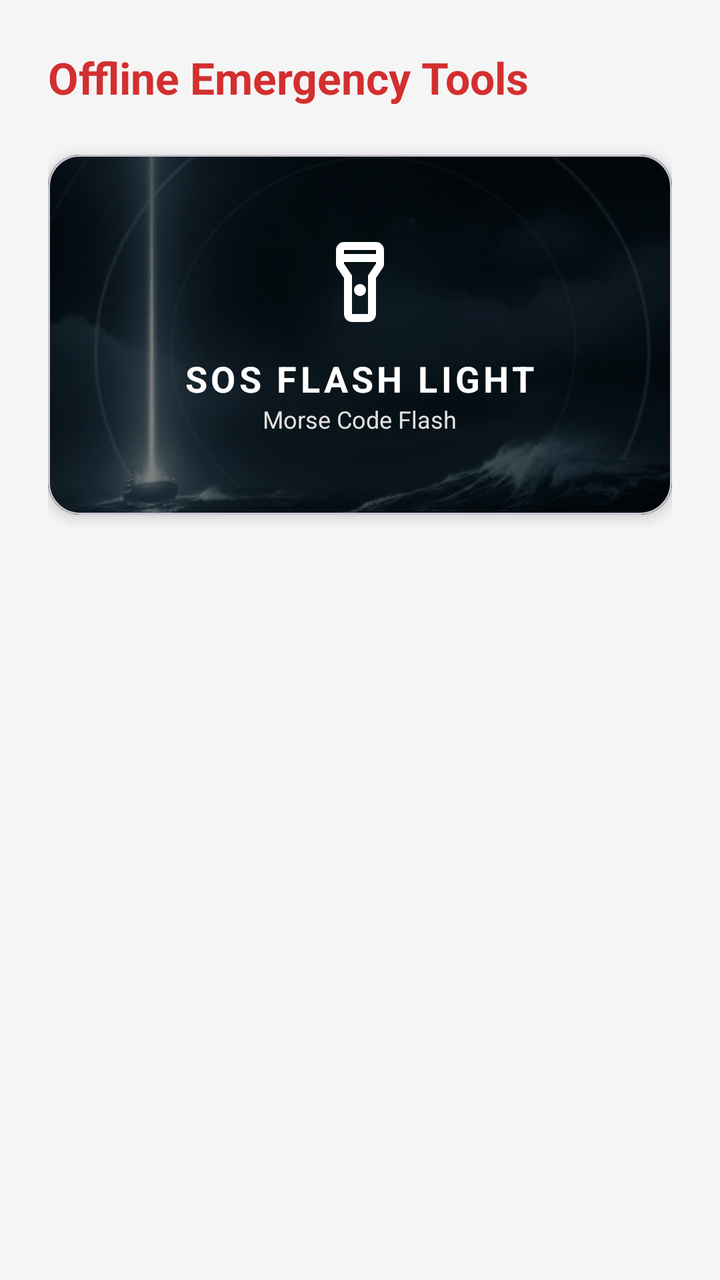
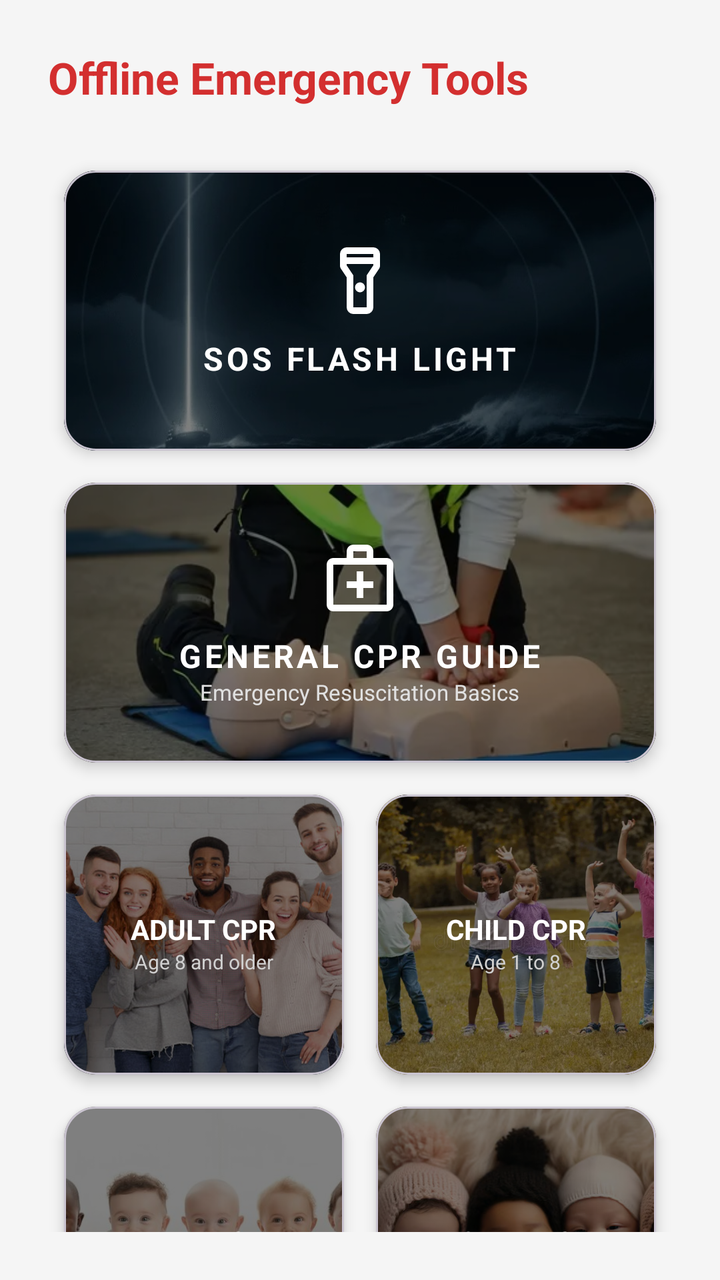

Screens rendered from an Android XML layout before and after an edit, with the pre-edit source and the edit as a unified diff.
<!-- AndroidManifest.xml: application theme Theme.JERAPP -->
<!-- res/layout/fragment_offline.xml -->
<?xml version="1.0" encoding="utf-8"?>
<LinearLayout xmlns:android="http://schemas.android.com/apk/res/android"
    xmlns:app="http://schemas.android.com/apk/res-auto"
    android:layout_width="match_parent"
    android:layout_height="match_parent"
    android:orientation="vertical"
    android:padding="24dp"
    android:background="#F5F5F5">

    <TextView
        android:layout_width="wrap_content"
        android:layout_height="wrap_content"
        android:text="Offline Emergency Tools"
        android:textSize="22sp"
        android:textStyle="bold"
        android:textColor="@color/primary"
        android:layout_marginBottom="24dp" />

    
    <com.google.android.material.card.MaterialCardView
        android:id="@+id/cardSosFlashlight"
        android:layout_width="match_parent"
        android:layout_height="180dp"
        android:clickable="true"
        android:focusable="true"
        android:foreground="?attr/selectableItemBackground"
        app:cardCornerRadius="16dp"
        app:cardElevation="4dp">

        <FrameLayout
            android:layout_width="match_parent"
            android:layout_height="match_parent">

            <ImageView
                android:layout_width="match_parent"
                android:layout_height="match_parent"
                android:scaleType="centerCrop"
                android:src="@drawable/ic_flashlight_bg" />

            <View
                android:layout_width="match_parent"
                android:layout_height="match_parent"
                android:background="#80000000" />

            <LinearLayout
                android:layout_width="match_parent"
                android:layout_height="match_parent"
                android:gravity="center"
                android:orientation="vertical"
                android:padding="20dp">

                <ImageView
                    android:layout_width="48dp"
                    android:layout_height="48dp"
                    android:src="@drawable/ic_flashlight"
                    app:tint="@color/white" />

                <TextView
                    android:layout_width="wrap_content"
                    android:layout_height="wrap_content"
                    android:layout_marginTop="12dp"
                    android:text="SOS FLASH LIGHT"
                    android:textStyle="bold"
                    android:textColor="@color/white"
                    android:textSize="18sp"
                    android:letterSpacing="0.1" />

                <TextView
                    android:layout_width="wrap_content"
                    android:layout_height="wrap_content"
                    android:text="Morse Code Flash"
                    android:textColor="#E0E0E0"
                    android:textSize="12sp" />
            </LinearLayout>
        </FrameLayout>
    </com.google.android.material.card.MaterialCardView>

</LinearLayout>
<!-- resources referenced by this layout -->
<resources>
  <color name="primary">#D32F2F</color>
  <color name="white">#FFFFFF</color>
  <!-- drawable ic_flashlight (drawable) -->
  <vector xmlns:android="http://schemas.android.com/apk/res/android" android:height="24dp" android:tint="#000000" android:viewportHeight="960" android:viewportWidth="960" android:width="24dp">
        
      <path android:fillColor="@android:color/white" android:pathData="M320,800L320,440L253,340Q246,330 243,319Q240,308 240,296L240,160Q240,127 263.5,103.5Q287,80 320,80L640,80Q673,80 696.5,103.5Q720,127 720,160L720,296Q720,308 717,319Q714,330 707,340L640,440L640,800Q640,833 616.5,856.5Q593,880 560,880L400,880Q367,880 343.5,856.5Q320,833 320,800ZM437.5,602.5Q420,585 420,560Q420,535 437.5,517.5Q455,500 480,500Q505,500 522.5,517.5Q540,535 540,560Q540,585 522.5,602.5Q505,620 480,620Q455,620 437.5,602.5ZM320,200L640,200L640,160Q640,160 640,160Q640,160 640,160L320,160Q320,160 320,160Q320,160 320,160L320,200ZM640,280L320,280L320,296L400,416L400,800Q400,800 400,800Q400,800 400,800L560,800Q560,800 560,800Q560,800 560,800L560,416L640,296L640,280ZM480,480L480,480L480,480L480,480L480,480L480,480L480,480L480,480Q480,480 480,480Q480,480 480,480L480,480Q480,480 480,480Q480,480 480,480L480,480L480,480L480,480L480,480L480,480L480,480L480,480Q480,480 480,480Q480,480 480,480L480,480Q480,480 480,480Q480,480 480,480Z"/>
      
  </vector>
  <!-- drawable ic_flashlight_bg: jpg bitmap (drawable, 25770 bytes) -->
  <style name="Theme.JERAPP" parent="Theme.Material3.DayNight.NoActionBar">
          
          <item name="colorPrimary">@color/primary</item>
          <item name="android:statusBarColor">@color/primary</item>
  
          
          <item name="android:windowLightStatusBar">false</item>
  
          
          <item name="android:navigationBarColor">@color/background</item>
          <item name="android:windowLightNavigationBar">true</item>
      </style>
  <color name="background">#FFFBFF</color>
</resources>

<!-- the commit's change to res/layout/fragment_offline.xml (unified diff, before → after) -->
@@ -7,72 +7,227 @@
     android:padding="24dp"
     android:background="#F5F5F5">
 
-    <TextView
-        android:layout_width="wrap_content"
-        android:layout_height="wrap_content"
-        android:text="Offline Emergency Tools"
-        android:textSize="22sp"
-        android:textStyle="bold"
-        android:textColor="@color/primary"
-        android:layout_marginBottom="24dp" />
-
-    
-    <com.google.android.material.card.MaterialCardView
-        android:id="@+id/cardSosFlashlight"
+    <ScrollView
         android:layout_width="match_parent"
-        android:layout_height="180dp"
-        android:clickable="true"
-        android:focusable="true"
-        android:foreground="?attr/selectableItemBackground"
-        app:cardCornerRadius="16dp"
-        app:cardElevation="4dp">
-
-        <FrameLayout
+        android:layout_height="match_parent"
+        android:scrollbars="none">
+
+        
+        <LinearLayout
             android:layout_width="match_parent"
-            android:layout_height="match_parent">
-
-            <ImageView
+            android:layout_height="wrap_content"
+            android:orientation="vertical">
+
+            <TextView
+                android:layout_width="wrap_content"
+                android:layout_height="wrap_content"
+                android:text="Offline Emergency Tools"
+                android:textSize="22sp"
+                android:textStyle="bold"
+                android:textColor="@color/primary"
+                android:layout_marginBottom="24dp" />
+
+            
+            <com.google.android.material.card.MaterialCardView
+                android:id="@+id/cardSosFlashlight"
                 android:layout_width="match_parent"
-                android:layout_height="match_parent"
-                android:scaleType="centerCrop"
-                android:src="@drawable/ic_flashlight_bg" />
-
-            <View
+                android:layout_height="140dp"
+                android:layout_margin="8dp"
+                android:clickable="true"
+                android:focusable="true"
+                android:foreground="?attr/selectableItemBackground"
+                app:cardCornerRadius="16dp"
+                app:cardElevation="4dp">
+
+                <FrameLayout
+                    android:layout_width="match_parent"
+                    android:layout_height="match_parent">
+                    <ImageView
+                        android:layout_width="match_parent"
+                        android:layout_height="match_parent"
+                        android:scaleType="centerCrop"
+                        android:src="@drawable/ic_flashlight_bg" />
+                    <View
+                        android:layout_width="match_parent"
+                        android:layout_height="match_parent"
+                        android:background="#80000000" />
+                    <LinearLayout
+                        android:layout_width="match_parent"
+                        android:layout_height="match_parent"
+                        android:gravity="center"
+                        android:orientation="vertical"
+                        android:padding="16dp">
+                        <ImageView
+                            android:layout_width="40dp"
+                            android:layout_height="40dp"
+                            android:src="@drawable/ic_flashlight"
+                            app:tint="@color/white" />
+                        <TextView
+                            android:layout_width="wrap_content"
+                            android:layout_height="wrap_content"
+                            android:layout_marginTop="8dp"
+                            android:text="SOS FLASH LIGHT"
+                            android:textStyle="bold"
+                            android:textColor="@color/white"
+                            android:textSize="16sp"
+                            android:letterSpacing="0.1" />
+                    </LinearLayout>
+                </FrameLayout>
+            </com.google.android.material.card.MaterialCardView>
+
+            
+            <com.google.android.material.card.MaterialCardView
+                android:id="@+id/cardGeneralCpr"
                 android:layout_width="match_parent"
-                android:layout_height="match_parent"
-                android:background="#80000000" />
-
-            <LinearLayout
+                android:layout_height="140dp"
+                android:layout_margin="8dp"
+                android:clickable="true"
+                android:focusable="true"
+                android:foreground="?attr/selectableItemBackground"
+                app:cardCornerRadius="16dp"
+                app:cardElevation="4dp">
+
+                <FrameLayout
+                    android:layout_width="match_parent"
+                    android:layout_height="match_parent">
+                    <ImageView
+                        android:layout_width="match_parent"
+                        android:layout_height="match_parent"
+                        android:scaleType="centerCrop"
+                        android:src="@drawable/ic_cpr_general_bg" />
+                    <View
+                        android:layout_width="match_parent"
+                        android:layout_height="match_parent"
+                        android:background="#80000000" />
+                    <LinearLayout
+                        android:layout_width="match_parent"
+                        android:layout_height="match_parent"
+                        android:gravity="center"
+                        android:orientation="vertical"
+                        android:padding="16dp">
+                        <ImageView
+                            android:layout_width="40dp"
+                            android:layout_height="40dp"
+                            android:src="@drawable/ic_cpr_kit"
+                            app:tint="@color/white" />
+                        <TextView
+                            android:layout_width="wrap_content"
+                            android:layout_height="wrap_content"
+                            android:layout_marginTop="8dp"
+                            android:text="GENERAL CPR GUIDE"
+                            android:textStyle="bold"
+                            android:textColor="@color/white"
+                            android:textSize="16sp"
+                            android:letterSpacing="0.1" />
+                        <TextView
+                            android:layout_width="wrap_content"
+                            android:layout_height="wrap_content"
+                            android:text="Emergency Resuscitation Basics"
+                            android:textColor="#E0E0E0"
+                            android:textSize="11sp" />
+                    </LinearLayout>
+                </FrameLayout>
+            </com.google.android.material.card.MaterialCardView>
+
+            
+            <GridLayout
                 android:layout_width="match_parent"
-                android:layout_height="match_parent"
-                android:gravity="center"
-                android:orientation="vertical"
-                android:padding="20dp">
-
-                <ImageView
-                    android:layout_width="48dp"
-                    android:layout_height="48dp"
-                    android:src="@drawable/ic_flashlight"
-                    app:tint="@color/white" />
-
-                <TextView
-                    android:layout_width="wrap_content"
-                    android:layout_height="wrap_content"
-                    android:layout_marginTop="12dp"
-                    android:text="SOS FLASH LIGHT"
-                    android:textStyle="bold"
-                    android:textColor="@color/white"
-                    android:textSize="18sp"
-                    android:letterSpacing="0.1" />
-
-                <TextView
-                    android:layout_width="wrap_content"
-                    android:layout_height="wrap_content"
-                    android:text="Morse Code Flash"
-                    android:textColor="#E0E0E0"
-                    android:textSize="12sp" />
-            </LinearLayout>
-        </FrameLayout>
-    </com.google.android.material.card.MaterialCardView>
+                android:layout_height="wrap_content"
+                android:columnCount="2"
+                android:rowCount="2"
+                android:alignmentMode="alignBounds">
+
+                
+                <com.google.android.material.card.MaterialCardView
+                    android:id="@+id/cardAdultCpr"
+                    android:layout_width="0dp"
+                    android:layout_height="140dp"
+                    android:layout_columnWeight="1"
+                    android:layout_margin="8dp"
+                    android:clickable="true"
+                    android:focusable="true"
+                    android:foreground="?attr/selectableItemBackground"
+                    app:cardCornerRadius="16dp"
+                    app:cardElevation="4dp">
+                    <FrameLayout android:layout_width="match_parent" android:layout_height="match_parent">
+                        <ImageView android:layout_width="match_parent" android:layout_height="match_parent" android:scaleType="centerCrop" android:src="@drawable/ic_cpr_adult_bg" />
+                        <View android:layout_width="match_parent" android:layout_height="match_parent" android:background="#80000000" />
+                        <LinearLayout android:layout_width="match_parent" android:layout_height="match_parent" android:gravity="center" android:orientation="vertical" android:padding="12dp">
+                            <TextView android:layout_width="wrap_content" android:layout_height="wrap_content" android:layout_marginTop="8dp" android:text="ADULT CPR" android:textStyle="bold" android:textColor="@color/white" android:textSize="14sp" />
+                            <TextView android:layout_width="wrap_content" android:layout_height="wrap_content" android:text="Age 8 and older" android:textColor="#D0D0D0" android:textSize="10sp" />
+                        </LinearLayout>
+                    </FrameLayout>
+                </com.google.android.material.card.MaterialCardView>
+
+                
+                <com.google.android.material.card.MaterialCardView
+                    android:id="@+id/cardChildCpr"
+                    android:layout_width="0dp"
+                    android:layout_height="140dp"
+                    android:layout_columnWeight="1"
+                    android:layout_margin="8dp"
+                    android:clickable="true"
+                    android:focusable="true"
+                    android:foreground="?attr/selectableItemBackground"
+                    app:cardCornerRadius="16dp"
+                    app:cardElevation="4dp">
+                    <FrameLayout android:layout_width="match_parent" android:layout_height="match_parent">
+                        <ImageView android:layout_width="match_parent" android:layout_height="match_parent" android:scaleType="centerCrop" android:src="@drawable/ic_cpr_child_bg" />
+                        <View android:layout_width="match_parent" android:layout_height="match_parent" android:background="#80000000" />
+                        <LinearLayout android:layout_width="match_parent" android:layout_height="match_parent" android:gravity="center" android:orientation="vertical" android:padding="12dp">
+                            <TextView android:layout_width="wrap_content" android:layout_height="wrap_content" android:layout_marginTop="8dp" android:text="CHILD CPR" android:textStyle="bold" android:textColor="@color/white" android:textSize="14sp" />
+                            <TextView android:layout_width="wrap_content" android:layout_height="wrap_content" android:text="Age 1 to 8" android:textColor="#D0D0D0" android:textSize="10sp" />
+                        </LinearLayout>
+                    </FrameLayout>
+                </com.google.android.material.card.MaterialCardView>
+
+                
+                <com.google.android.material.card.MaterialCardView
+                    android:id="@+id/cardInfantCpr"
+                    android:layout_width="0dp"
+                    android:layout_height="140dp"
+                    android:layout_columnWeight="1"
+                    android:layout_margin="8dp"
+                    android:clickable="true"
+                    android:focusable="true"
+                    android:foreground="?attr/selectableItemBackground"
+                    app:cardCornerRadius="16dp"
+                    app:cardElevation="4dp">
+                    <FrameLayout android:layout_width="match_parent" android:layout_height="match_parent">
+                        <ImageView android:layout_width="match_parent" android:layout_height="match_parent" android:scaleType="centerCrop" android:src="@drawable/ic_cpr_infant_bg" />
+                        <View android:layout_width="match_parent" android:layout_height="match_parent" android:background="#80000000" />
+                        <LinearLayout android:layout_width="match_parent" android:layout_height="match_parent" android:gravity="center" android:orientation="vertical" android:padding="12dp">
+                            <TextView android:layout_width="wrap_content" android:layout_height="wrap_content" android:layout_marginTop="8dp" android:text="INFANT CPR" android:textStyle="bold" android:textColor="@color/white" android:textSize="14sp" />
+                            <TextView android:layout_width="wrap_content" android:layout_height="wrap_content" android:text="Under 1 year old" android:textColor="#D0D0D0" android:textSize="10sp" />
+                        </LinearLayout>
+                    </FrameLayout>
+                </com.google.android.material.card.MaterialCardView>
+
+                
+                <com.google.android.material.card.MaterialCardView
+                    android:id="@+id/cardNeonateCpr"
+                    android:layout_width="0dp"
+                    android:layout_height="140dp"
+                    android:layout_columnWeight="1"
+                    android:layout_margin="8dp"
+                    android:clickable="true"
+                    android:focusable="true"
+                    android:foreground="?attr/selectableItemBackground"
+                    app:cardCornerRadius="16dp"
+                    app:cardElevation="4dp">
+                    <FrameLayout android:layout_width="match_parent" android:layout_height="match_parent">
+                        <ImageView android:layout_width="match_parent" android:layout_height="match_parent" android:scaleType="centerCrop" android:src="@drawable/ic_cpr_neonate_bg" />
+                        <View android:layout_width="match_parent" android:layout_height="match_parent" android:background="#80000000" />
+                        <LinearLayout android:layout_width="match_parent" android:layout_height="match_parent" android:gravity="center" android:orientation="vertical" android:padding="12dp">
+                            <TextView android:layout_width="wrap_content" android:layout_height="wrap_content" android:layout_marginTop="8dp" android:text="NEONATE CPR" android:textStyle="bold" android:textColor="@color/white" android:textSize="14sp" />
+                            <TextView android:layout_width="wrap_content" android:layout_height="wrap_content" android:text="Newborn guidelines" android:textColor="#D0D0D0" android:textSize="10sp" />
+                        </LinearLayout>
+                    </FrameLayout>
+                </com.google.android.material.card.MaterialCardView>
+
+            </GridLayout>
+
+        </LinearLayout>
+    </ScrollView>
 
 </LinearLayout>
<!-- resource entries referenced after the edit -->
@@ -2,6 +2,19 @@
 <resources>
   <color name="primary">#D32F2F</color>
   <color name="white">#FFFFFF</color>
+  <!-- drawable ic_cpr_adult_bg: jpg bitmap (drawable, 60950 bytes) -->
+  <!-- drawable ic_cpr_child_bg: webp bitmap (drawable, 62010 bytes) -->
+  <!-- drawable ic_cpr_general_bg: webp bitmap (drawable, 16542 bytes) -->
+  <!-- drawable ic_cpr_infant_bg: jpg bitmap (drawable, 28288 bytes) -->
+  <!-- drawable ic_cpr_kit (drawable) -->
+  <vector xmlns:android="http://schemas.android.com/apk/res/android" android:height="24dp" android:tint="#000000" android:viewportHeight="24" android:viewportWidth="24" android:width="24dp">
+        
+      <path android:fillColor="@android:color/white" android:pathData="M20,6h-4V4c0,-1.1 -0.9,-2 -2,-2h-4C8.9,2 8,2.9 8,4v2H4C2.9,6 2,6.9 2,8v12c0,1.1 0.9,2 2,2h16c1.1,0 2,-0.9 2,-2V8C22,6.9 21.1,6 20,6zM10,4h4v2h-4V4zM20,20H4V8h16V20z"/>
+        
+      <path android:fillColor="@android:color/white" android:pathData="M13,10l-2,0l0,3l-3,0l0,2l3,0l0,3l2,0l0,-3l3,0l0,-2l-3,0z"/>
+      
+  </vector>
+  <!-- drawable ic_cpr_neonate_bg: jpg bitmap (drawable, 76275 bytes) -->
   <!-- drawable ic_flashlight (drawable) -->
   <vector xmlns:android="http://schemas.android.com/apk/res/android" android:height="24dp" android:tint="#000000" android:viewportHeight="960" android:viewportWidth="960" android:width="24dp">
         
